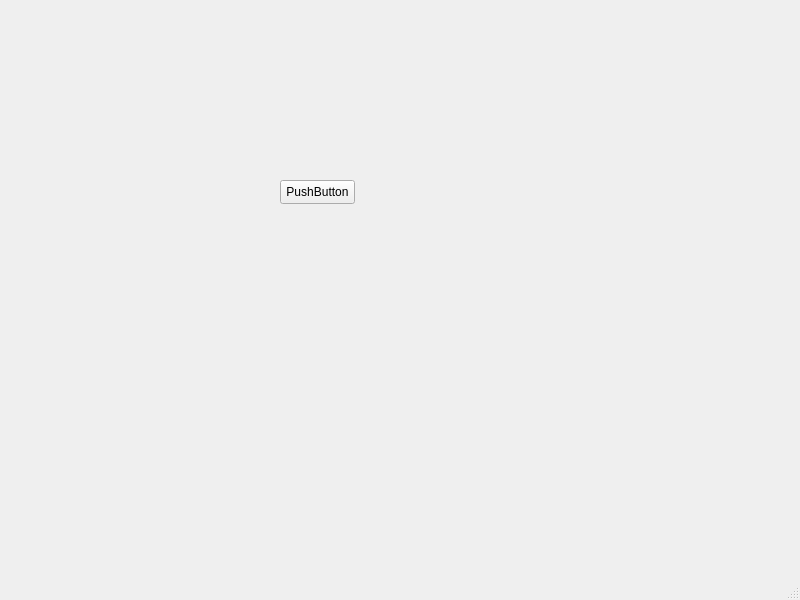
First picture: the form in client/Forms/Main/mainwindow.ui, repository sofinvalery/LMS, before the edit.
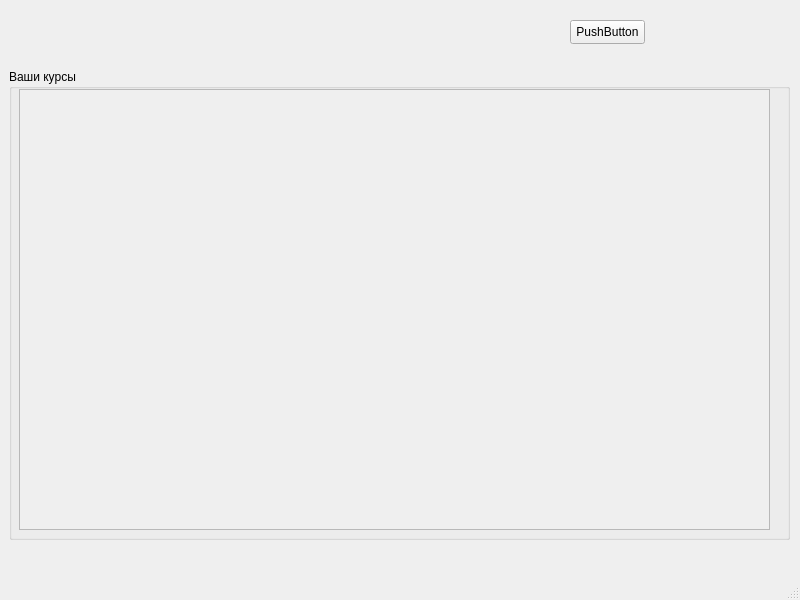
Second picture: the form after the edit.

The edit to the form file:
```diff
--- a/client/Forms/Main/mainwindow.ui
+++ b/client/Forms/Main/mainwindow.ui
@@ -10,6 +10,12 @@
     <height>600</height>
    </rect>
   </property>
+  <property name="sizePolicy">
+   <sizepolicy hsizetype="Preferred" vsizetype="Preferred">
+    <horstretch>0</horstretch>
+    <verstretch>0</verstretch>
+   </sizepolicy>
+  </property>
   <property name="windowTitle">
    <string>MainWindow</string>
   </property>
@@ -17,8 +23,8 @@
    <widget class="QPushButton" name="pushButton">
     <property name="geometry">
      <rect>
-      <x>280</x>
-      <y>180</y>
+      <x>570</x>
+      <y>20</y>
       <width>75</width>
       <height>24</height>
      </rect>
@@ -27,6 +33,57 @@
      <string>PushButton</string>
     </property>
    </widget>
+   <widget class="QGroupBox" name="groupBox">
+    <property name="geometry">
+     <rect>
+      <x>9</x>
+      <y>69</y>
+      <width>781</width>
+      <height>471</height>
+     </rect>
+    </property>
+    <property name="title">
+     <string>Ваши курсы</string>
+    </property>
+    <widget class="QScrollArea" name="scrollArea">
+     <property name="geometry">
+      <rect>
+       <x>10</x>
+       <y>20</y>
+       <width>751</width>
+       <height>441</height>
+      </rect>
+     </property>
+     <property name="widgetResizable">
+      <bool>true</bool>
+     </property>
+     <widget class="QWidget" name="scrollAreaWidgetContents">
+      <property name="geometry">
+       <rect>
+        <x>0</x>
+        <y>0</y>
+        <width>749</width>
+        <height>439</height>
+       </rect>
+      </property>
+      <widget class="QWidget" name="gridLayoutWidget">
+       <property name="geometry">
+        <rect>
+         <x>10</x>
+         <y>10</y>
+         <width>721</width>
+         <height>421</height>
+        </rect>
+       </property>
+       <layout class="QGridLayout" name="gridLayout" columnminimumwidth="0">
+        <property name="sizeConstraint">
+         <enum>QLayout::SetDefaultConstraint</enum>
+        </property>
+       </layout>
+      </widget>
+     </widget>
+    </widget>
+   </widget>
   </widget>
   <widget class="QMenuBar" name="menubar">
    <property name="geometry">
```
